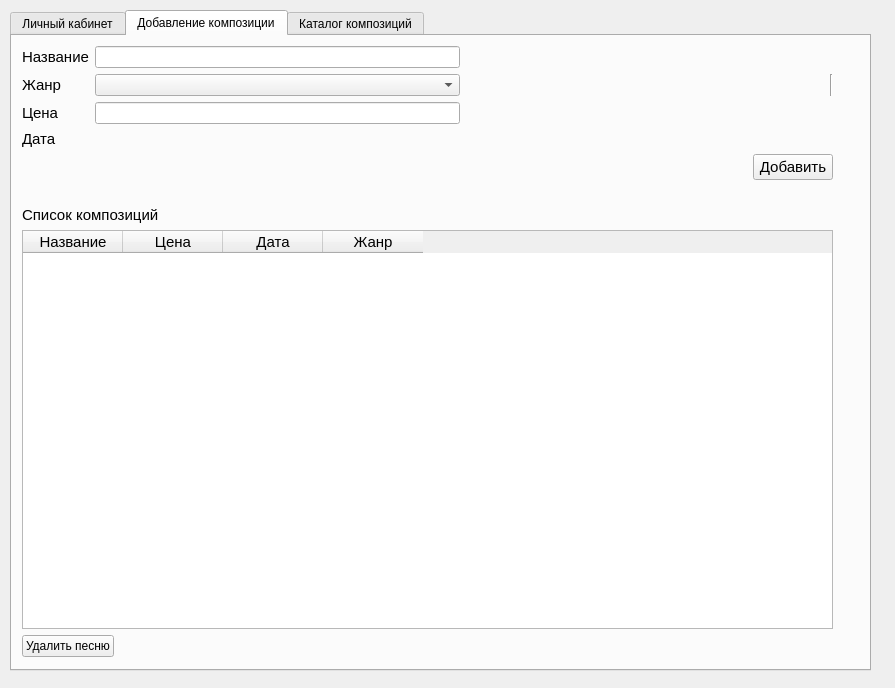
Before: the Qt Designer form artist_window.ui in compfee/wholesale_company2_db, drawn with Qt 5.
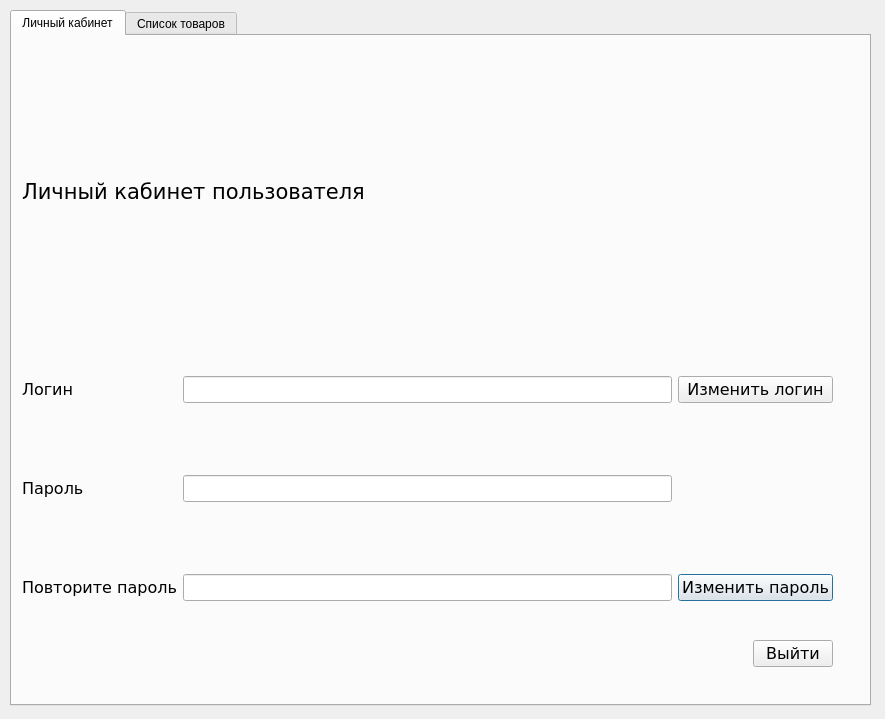
After: the same form once the commit is applied. The open tabs and pages were chosen to show the change.

The edit to the form file:
```diff
--- a/artist_window.ui
+++ b/artist_window.ui
@@ -6,8 +6,8 @@
    <rect>
     <x>0</x>
     <y>0</y>
-    <width>895</width>
-    <height>688</height>
+    <width>885</width>
+    <height>719</height>
    </rect>
   </property>
   <property name="windowTitle">
@@ -19,11 +19,11 @@
      <x>10</x>
      <y>10</y>
      <width>861</width>
-     <height>661</height>
+     <height>696</height>
     </rect>
    </property>
    <property name="currentIndex">
-    <number>2</number>
+    <number>0</number>
    </property>
    <widget class="QWidget" name="tab">
     <attribute name="title">
@@ -60,117 +60,32 @@
          </font>
         </property>
         <property name="text">
-         <string>Личный кабинет исполнителя</string>
+         <string>Личный кабинет пользователя</string>
         </property>
        </widget>
       </item>
       <item>
        <layout class="QGridLayout" name="gridLayout">
-        <item row="2" column="1" colspan="2">
-         <widget class="QLabel" name="country_label">
-          <property name="text">
-           <string>TextLabel</string>
-          </property>
-         </widget>
-        </item>
-        <item row="3" column="0">
-         <widget class="QLabel" name="label_7">
-          <property name="sizePolicy">
-           <sizepolicy hsizetype="Preferred" vsizetype="Expanding">
-            <horstretch>0</horstretch>
-            <verstretch>0</verstretch>
-           </sizepolicy>
-          </property>
-          <property name="font">
-           <font>
-            <family>Verdana</family>
-            <pointsize>12</pointsize>
-           </font>
-          </property>
-          <property name="text">
-           <string>Дата рождения</string>
-          </property>
-         </widget>
-        </item>
-        <item row="0" column="1" colspan="2">
-         <widget class="QLabel" name="name_label">
-          <property name="sizePolicy">
-           <sizepolicy hsizetype="Expanding" vsizetype="Preferred">
-            <horstretch>0</horstretch>
-            <verstretch>0</verstretch>
-           </sizepolicy>
-          </property>
-          <property name="font">
-           <font>
-            <family>Verdana</family>
-            <pointsize>12</pointsize>
-           </font>
-          </property>
-          <property name="text">
-           <string>TextLabel</string>
-          </property>
-         </widget>
-        </item>
-        <item row="1" column="0">
-         <widget class="QLabel" name="label_6">
-          <property name="sizePolicy">
-           <sizepolicy hsizetype="Preferred" vsizetype="Expanding">
-            <horstretch>0</horstretch>
-            <verstretch>0</verstretch>
-           </sizepolicy>
-          </property>
-          <property name="font">
-           <font>
-            <family>Verdana</family>
-            <pointsize>12</pointsize>
-           </font>
-          </property>
-          <property name="text">
-           <string>E-mail</string>
-          </property>
-         </widget>
-        </item>
-        <item row="3" column="1" colspan="2">
-         <widget class="QLabel" name="date_of_birth_label">
-          <property name="text">
-           <string>TextLabel</string>
-          </property>
-         </widget>
-        </item>
-        <item row="0" column="0">
-         <widget class="QLabel" name="label_2">
-          <property name="sizePolicy">
-           <sizepolicy hsizetype="Preferred" vsizetype="Expanding">
-            <horstretch>0</horstretch>
-            <verstretch>0</verstretch>
-           </sizepolicy>
-          </property>
-          <property name="font">
-           <font>
-            <family>Verdana</family>
-            <pointsize>12</pointsize>
-           </font>
-          </property>
-          <property name="text">
-           <string>Имя</string>
-          </property>
-         </widget>
-        </item>
-        <item row="4" column="2">
-         <widget class="QPushButton" name="change_login_button">
-          <property name="text">
-           <string>Изменить логин</string>
-          </property>
-         </widget>
-        </item>
         <item row="2" column="0">
-         <widget class="QLabel" name="label_4">
+         <widget class="QLabel" name="label_11">
+          <property name="sizePolicy">
+           <sizepolicy hsizetype="Preferred" vsizetype="Expanding">
+            <horstretch>0</horstretch>
+            <verstretch>0</verstretch>
+           </sizepolicy>
+          </property>
+          <property name="font">
+           <font>
+            <family>Verdana</family>
+            <pointsize>12</pointsize>
+           </font>
+          </property>
           <property name="text">
-           <string>Страна</string>
+           <string>Повторите пароль</string>
           </property>
          </widget>
         </item>
-        <item row="4" column="0">
+        <item row="0" column="0">
          <widget class="QLabel" name="label_8">
           <property name="sizePolicy">
            <sizepolicy hsizetype="Preferred" vsizetype="Expanding">
@@ -189,17 +104,13 @@
           </property>
          </widget>
         </item>
-        <item row="1" column="1" colspan="2">
-         <widget class="QLabel" name="email_label">
-          <property name="text">
-           <string>TextLabel</string>
-          </property>
-         </widget>
+        <item row="2" column="1">
+         <widget class="QLineEdit" name="password_confirm_lineEdit"/>
         </item>
-        <item row="4" column="1">
+        <item row="0" column="1">
          <widget class="QLineEdit" name="login_lineEdit"/>
         </item>
-        <item row="5" column="0">
+        <item row="1" column="0">
          <widget class="QLabel" name="label_9">
           <property name="sizePolicy">
            <sizepolicy hsizetype="Preferred" vsizetype="Expanding">
@@ -218,38 +129,23 @@
           </property>
          </widget>
         </item>
-        <item row="5" column="1">
-         <widget class="QLineEdit" name="password_lineEdit"/>
-        </item>
-        <item row="6" column="0">
-         <widget class="QLabel" name="label_11">
-          <property name="sizePolicy">
-           <sizepolicy hsizetype="Preferred" vsizetype="Expanding">
-            <horstretch>0</horstretch>
-            <verstretch>0</verstretch>
-           </sizepolicy>
-          </property>
-          <property name="font">
-           <font>
-            <family>Verdana</family>
-            <pointsize>12</pointsize>
-           </font>
-          </property>
-          <property name="text">
-           <string>Повторите пароль</string>
-          </property>
-         </widget>
-        </item>
-        <item row="6" column="1">
-         <widget class="QLineEdit" name="password_confirm_lineEdit"/>
-        </item>
-        <item row="6" column="2">
+        <item row="2" column="2">
          <widget class="QPushButton" name="change_password_button_2">
           <property name="text">
            <string>Изменить пароль</string>
           </property>
          </widget>
         </item>
+        <item row="0" column="2">
+         <widget class="QPushButton" name="change_login_button">
+          <property name="text">
+           <string>Изменить логин</string>
+          </property>
+         </widget>
+        </item>
+        <item row="1" column="1">
+         <widget class="QLineEdit" name="password_lineEdit"/>
+        </item>
        </layout>
       </item>
       <item>
@@ -279,236 +175,9 @@
      </layout>
     </widget>
    </widget>
-   <widget class="QWidget" name="tab_3">
-    <attribute name="title">
-     <string>Добавление композиции</string>
-    </attribute>
-    <widget class="QWidget" name="verticalLayoutWidget_4">
-     <property name="geometry">
-      <rect>
-       <x>10</x>
-       <y>10</y>
-       <width>811</width>
-       <height>611</height>
-      </rect>
-     </property>
-     <layout class="QVBoxLayout" name="verticalLayout_4">
-      <item>
-       <layout class="QGridLayout" name="gridLayout_4">
-        <item row="0" column="1" alignment="Qt::AlignTop">
-         <widget class="QLineEdit" name="new_song_lineEdit"/>
-        </item>
-        <item row="2" column="0">
-         <widget class="QLabel" name="label_22">
-          <property name="font">
-           <font>
-            <pointsize>11</pointsize>
-           </font>
-          </property>
-          <property name="text">
-           <string>Цена</string>
-          </property>
-         </widget>
-        </item>
-        <item row="1" column="3">
-         <widget class="Line" name="line">
-          <property name="orientation">
-           <enum>Qt::Vertical</enum>
-          </property>
-         </widget>
-        </item>
-        <item row="0" column="0">
-         <widget class="QLabel" name="label_5">
-          <property name="font">
-           <font>
-            <pointsize>11</pointsize>
-           </font>
-          </property>
-          <property name="text">
-           <string>Название</string>
-          </property>
-         </widget>
-        </item>
-        <item row="1" column="0">
-         <widget class="QLabel" name="label_21">
-          <property name="font">
-           <font>
-            <pointsize>11</pointsize>
-           </font>
-          </property>
-          <property name="text">
-           <string>Жанр</string>
-          </property>
-         </widget>
-        </item>
-        <item row="3" column="1">
-         <widget class="QLabel" name="data">
-          <property name="font">
-           <font>
-            <pointsize>11</pointsize>
-           </font>
-          </property>
-          <property name="text">
-           <string/>
-          </property>
-         </widget>
-        </item>
-        <item row="2" column="3">
-         <layout class="QHBoxLayout" name="horizontalLayout_6"/>
-        </item>
-        <item row="1" column="1">
-         <widget class="QComboBox" name="ganre_comboBox">
-          <property name="enabled">
-           <bool>true</bool>
-          </property>
-         </widget>
-        </item>
-        <item row="3" column="0">
-         <widget class="QLabel" name="label_10">
-          <property name="font">
-           <font>
-            <pointsize>11</pointsize>
-           </font>
-          </property>
-          <property name="text">
-           <string>Дата</string>
-          </property>
-         </widget>
-        </item>
-        <item row="1" column="2">
-         <spacer name="horizontalSpacer_4">
-          <property name="orientation">
-           <enum>Qt::Horizontal</enum>
-          </property>
-          <property name="sizeHint" stdset="0">
-           <size>
-            <width>40</width>
-            <height>20</height>
-           </size>
-          </property>
-         </spacer>
-        </item>
-        <item row="2" column="1">
-         <widget class="QLineEdit" name="price_lineEdit"/>
-        </item>
-       </layout>
-      </item>
-      <item>
-       <layout class="QHBoxLayout" name="horizontalLayout_2">
-        <item>
-         <spacer name="horizontalSpacer">
-          <property name="orientation">
-           <enum>Qt::Horizontal</enum>
-          </property>
-          <property name="sizeHint" stdset="0">
-           <size>
-            <width>40</width>
-            <height>20</height>
-           </size>
-          </property>
-         </spacer>
-        </item>
-        <item>
-         <widget class="QPushButton" name="add_button">
-          <property name="font">
-           <font>
-            <pointsize>11</pointsize>
-           </font>
-          </property>
-          <property name="text">
-           <string>Добавить</string>
-          </property>
-         </widget>
-        </item>
-       </layout>
-      </item>
-      <item>
-       <spacer name="verticalSpacer">
-        <property name="orientation">
-         <enum>Qt::Vertical</enum>
-        </property>
-        <property name="sizeType">
-         <enum>QSizePolicy::Minimum</enum>
-        </property>
-        <property name="sizeHint" stdset="0">
-         <size>
-          <width>20</width>
-          <height>20</height>
-         </size>
-        </property>
-       </spacer>
-      </item>
-      <item>
-       <widget class="QLabel" name="label_23">
-        <property name="font">
-         <font>
-          <pointsize>11</pointsize>
-         </font>
-        </property>
-        <property name="text">
-         <string>Список композиций</string>
-        </property>
-       </widget>
-      </item>
-      <item>
-       <widget class="QTableWidget" name="artists_songs_tableWidget">
-        <property name="font">
-         <font>
-          <pointsize>11</pointsize>
-         </font>
-        </property>
-        <column>
-         <property name="text">
-          <string>Название</string>
-         </property>
-        </column>
-        <column>
-         <property name="text">
-          <string>Цена</string>
-         </property>
-        </column>
-        <column>
-         <property name="text">
-          <string>Дата</string>
-         </property>
-        </column>
-        <column>
-         <property name="text">
-          <string>Жанр</string>
-         </property>
-        </column>
-       </widget>
-      </item>
-      <item>
-       <layout class="QHBoxLayout" name="horizontalLayout">
-        <item>
-         <widget class="QPushButton" name="delete_song_button">
-          <property name="text">
-           <string>Удалить песню</string>
-          </property>
-         </widget>
-        </item>
-        <item>
-         <spacer name="horizontalSpacer_3">
-          <property name="orientation">
-           <enum>Qt::Horizontal</enum>
-          </property>
-          <property name="sizeHint" stdset="0">
-           <size>
-            <width>40</width>
-            <height>20</height>
-           </size>
-          </property>
-         </spacer>
-        </item>
-       </layout>
-      </item>
-     </layout>
-    </widget>
-   </widget>
    <widget class="QWidget" name="tab_4">
     <attribute name="title">
-     <string>Каталог композиций</string>
+     <string>Список товаров</string>
     </attribute>
     <widget class="QWidget" name="verticalLayoutWidget_3">
      <property name="geometry">
@@ -521,35 +190,30 @@
      </property>
      <layout class="QVBoxLayout" name="verticalLayout_3">
       <item>
-       <widget class="QTableWidget" name="songs_catalogue_tableWIdget">
+       <widget class="QTableWidget" name="user_goods_catalogue_tableWIdget">
         <column>
          <property name="text">
-          <string>Название</string>
+          <string>id</string>
          </property>
         </column>
         <column>
          <property name="text">
-          <string>Цена</string>
+          <string>Наименование</string>
          </property>
         </column>
         <column>
          <property name="text">
-          <string>Дата загрузки</string>
+          <string>Склад1</string>
          </property>
         </column>
         <column>
          <property name="text">
-          <string>Жанр</string>
+          <string>Склад2</string>
          </property>
         </column>
         <column>
          <property name="text">
-          <string>Исполнитель</string>
-         </property>
-        </column>
-        <column>
-         <property name="text">
-          <string> </string>
+          <string/>
          </property>
         </column>
        </widget>
```
